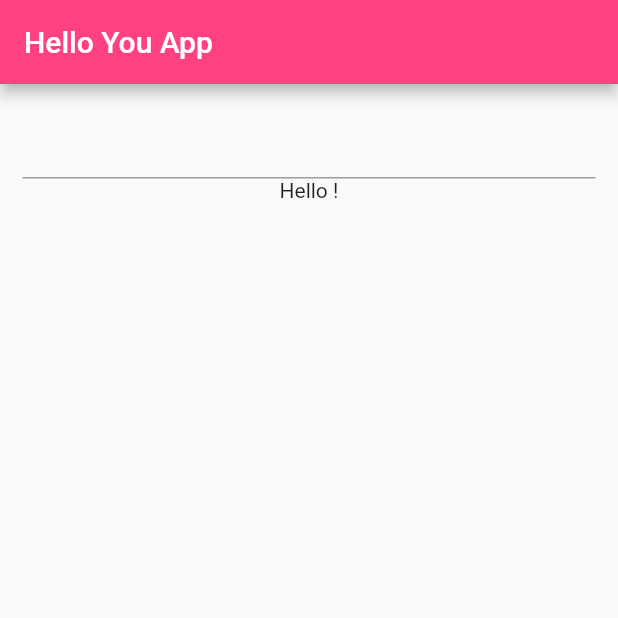
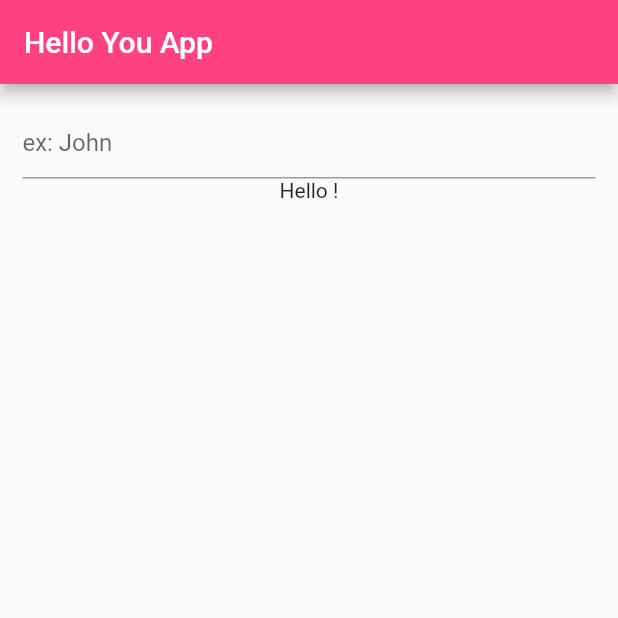
Before and after one commit to jwolfe972/hello_you_app, a Flutter app: the screen it shows after launch, on a phone screen of 412 x 824 dp, the top half of it. Run offline on Flutter 3.47's test engine with Material 2 defaults, Android fonts, the phone set to English and light mode, and no system bars.

Commit message:
App changes

```diff
--- a/lib/main.dart
+++ b/lib/main.dart
@@ -64,7 +64,9 @@ class _HelloYouState  extends State<MyHome>{
         padding: EdgeInsets.all(15.0),
         child: Column(children: <Widget> [
           TextField(
-
+            decoration: InputDecoration(
+              hintText: 'ex: John ',
+            ),
             onChanged: (String s){
 
               setState(() {
```
